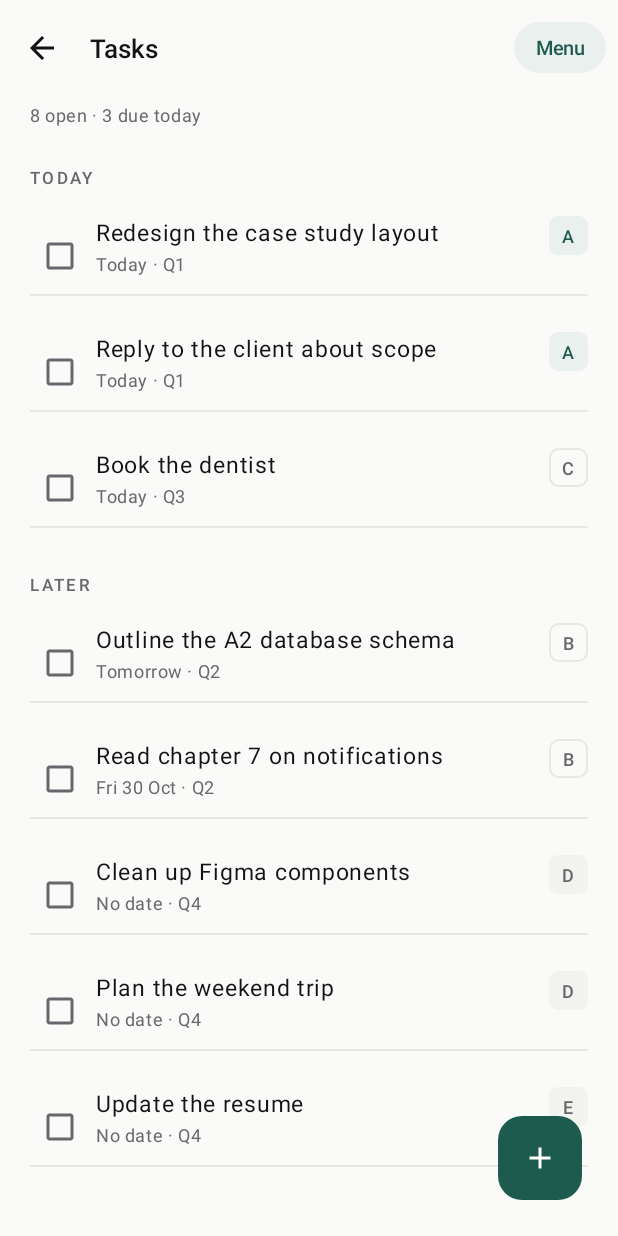
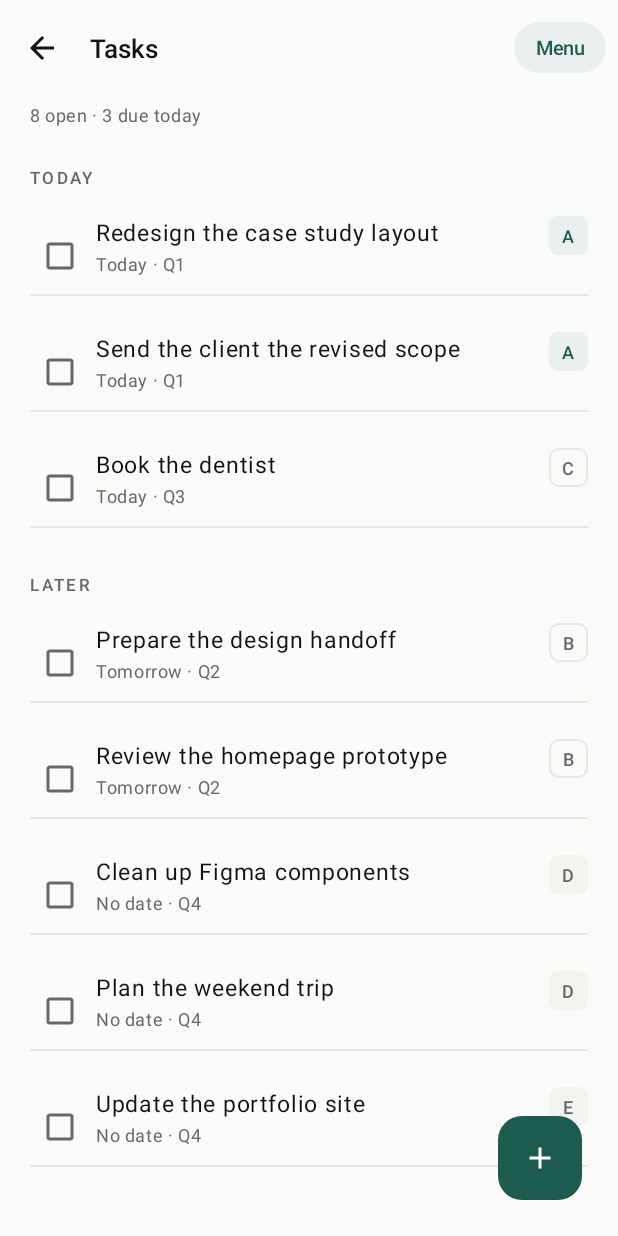
Before and after one commit to Pausedot/FocusLoop, an Android app: the screen it shows after launch (TaskInboxActivity), after a tap on "Tasks", on a phone screen of 412 x 824 dp. Run offline under Robolectric (Android 15) with nearby library versions, the phone set to English and light mode, and no system bars.

Commit message:
feat(seed): align demo data with Lin persona

```diff
--- a/app/src/main/java/itech3106/focusloop/data/Seed.java
+++ b/app/src/main/java/itech3106/focusloop/data/Seed.java
@@ -21,20 +21,22 @@ public final class Seed {
         List<Task> tasks = new ArrayList<>();
         tasks.add(task("t1", "Redesign the case study layout", 'A', "Today", "Q1", NOTES,
                 Dates.at(today, 18, 0), true));
-        tasks.add(task("t2", "Reply to the client about scope", 'A', "Today", "Q1",
+        tasks.add(task("t2", "Send the client the revised scope", 'A', "Today", "Q1",
                 "Confirm the two extra screens before Friday.", Dates.at(today, 18, 0), false));
         tasks.add(task("t4", "Book the dentist", 'C', "Today", "Q3",
                 "The check-up is overdue by two months.", Dates.at(today, 18, 0), false));
-        tasks.add(task("t3", "Outline the A2 database schema", 'B', "Tomorrow", "Q2",
-                "Three tables is enough for the prototype.", Dates.at(today + 1, 18, 0), false));
-        tasks.add(task("t5", "Read chapter 7 on notifications", 'B', "Fri 30 Oct", "Q2",
-                "Focus on channels and permission states.", 0L, false));
+        tasks.add(task("t3", "Prepare the design handoff", 'B', "Tomorrow", "Q2",
+                "Package the components and redlines for engineering.",
+                Dates.at(today + 1, 18, 0), false));
+        tasks.add(task("t5", "Review the homepage prototype", 'B', "Tomorrow", "Q2",
+                "Check the new homepage flow at 1440 and 390.",
+                Dates.at(today + 1, 18, 0), false));
         tasks.add(task("t6", "Clean up Figma components", 'D', "No date", "Q4",
                 "Merge the duplicate button styles.", 0L, false));
         tasks.add(task("t7", "Plan the weekend trip", 'D', "No date", "Q4",
                 "Check the train times on Thursday.", 0L, false));
-        tasks.add(task("t8", "Update the resume", 'E', "No date", "Q4",
-                "Add the focus app once the prototype is done.", 0L, false));
+        tasks.add(task("t8", "Update the portfolio site", 'E', "No date", "Q4",
+                "Add the latest case study and update the about page.", 0L, false));
         return tasks;
     }
 
@@ -52,11 +54,11 @@ public final class Seed {
         sessions.add(new FocusSession("seed-s1", Dates.at(today, 9, 12), "t1",
                 "Redesign the case study layout", 25, true, 1));
         sessions.add(new FocusSession("seed-s2", Dates.at(today, 10, 5), "t2",
-                "Reply to the client about scope", 25, true, 2));
+                "Send the client the revised scope", 25, true, 2));
         sessions.add(new FocusSession("seed-s3", Dates.at(today, 11, 40), "t3",
-                "Outline the A2 database schema", 20, false, 3));
+                "Prepare the design handoff", 20, false, 3));
         sessions.add(new FocusSession("seed-s4", Dates.at(today - 1, 14, 0), "t5",
-                "Read chapter 7 on notifications", 25, true, 1));
+                "Review the homepage prototype", 25, true, 1));
         sessions.add(new FocusSession("seed-s5", Dates.at(today - 1, 15, 10), "t6",
                 "Clean up Figma components", 25, true, 2));
         sessions.add(new FocusSession("seed-s6", Dates.at(today - 2, 8, 50), "t1",
@@ -80,15 +82,15 @@ public final class Seed {
     private static String blockTitle(int hour) {
         switch (hour) {
             case 9:
-                return "Team standup";
+                return "Client check-in";
             case 10:
                 return "Redesign case study";
             case 11:
                 return "Client email";
             case 13:
-                return "A2 schema";
+                return "Design handoff";
             case 16:
-                return "Reading";
+                return "Prototype review";
             default:
                 return null;
         }
@@ -117,7 +119,7 @@ public final class Seed {
         reviews.add(new Review("seed-r1", today - 1,
                 "Finished the case study layout before lunch.",
                 "Messages broke the second session.",
-                "Outline the A2 schema.",
+                "Finish the design handoff.",
                 2, null, Dates.at(today - 1, 21, 30)));
         reviews.add(new Review("seed-r2", today - 3,
                 "Two clean focus sessions and a walk.",
--- a/app/src/main/java/itech3106/focusloop/data/Task.java
+++ b/app/src/main/java/itech3106/focusloop/data/Task.java
@@ -10,7 +10,7 @@ public class Task {
     public final String title;
     public final String notes;
     public final char priority;
-    /** Display label kept from A1: "Today", "Tomorrow", "Fri 30 Oct", "No date". */
+    /** Display label kept from A1: "Today", "Tomorrow", "No date". */
     public final String due;
     public final String quadrant;
     /** Machine-readable due date in epoch milliseconds; 0 when there is no date. */
--- a/app/src/main/res/layout/activity_matrix.xml
+++ b/app/src/main/res/layout/activity_matrix.xml
@@ -223,7 +223,7 @@
                         android:paddingTop="@dimen/space_xs"
                         android:paddingBottom="@dimen/space_xs"
                         android:visibility="gone"
-                        tools:text="Outline the A2 database schema" />
+                        tools:text="Prepare the design handoff" />
 
                     <TextView
                         android:id="@+id/q2Task2"
@@ -236,7 +236,7 @@
                         android:paddingTop="@dimen/space_xs"
                         android:paddingBottom="@dimen/space_xs"
                         android:visibility="gone"
-                        tools:text="Read chapter 7 on notifications" />
+                        tools:text="Review the homepage prototype" />
                 </LinearLayout>
             </com.google.android.material.card.MaterialCardView>
 
--- a/app/src/main/res/layout/item_review.xml
+++ b/app/src/main/res/layout/item_review.xml
@@ -44,7 +44,7 @@
             app:layout_constraintEnd_toEndOf="parent"
             app:layout_constraintStart_toStartOf="parent"
             app:layout_constraintTop_toBottomOf="@id/tomorrowLabel"
-            tools:text="Outline the A2 schema." />
+            tools:text="Finish the design handoff." />
 
         <TextView
             android:id="@+id/wentWellLabel"
--- a/app/src/main/res/values/strings.xml
+++ b/app/src/main/res/values/strings.xml
@@ -124,9 +124,9 @@
     <string name="matrix_frog_meta_empty">No frog yet</string>
     <string name="matrix_legend">A → Q1 · B → Q2 · C → Q3 · D/E → Q4</string>
     <string name="matrix_q1_t1">Redesign the case study layout</string>
-    <string name="matrix_q1_t2">Reply to the client about scope</string>
-    <string name="matrix_q2_t1">Outline the A2 database schema</string>
-    <string name="matrix_q2_t2">Read chapter 7 on notifications</string>
+    <string name="matrix_q1_t2">Send the client the revised scope</string>
+    <string name="matrix_q2_t1">Prepare the design handoff</string>
+    <string name="matrix_q2_t2">Review the homepage prototype</string>
     <string name="matrix_q3_t1">Book the dentist</string>
     <string name="matrix_q4_t1">Clean up Figma components</string>
     <string name="matrix_q4_t2">Plan the weekend trip</string>
```
